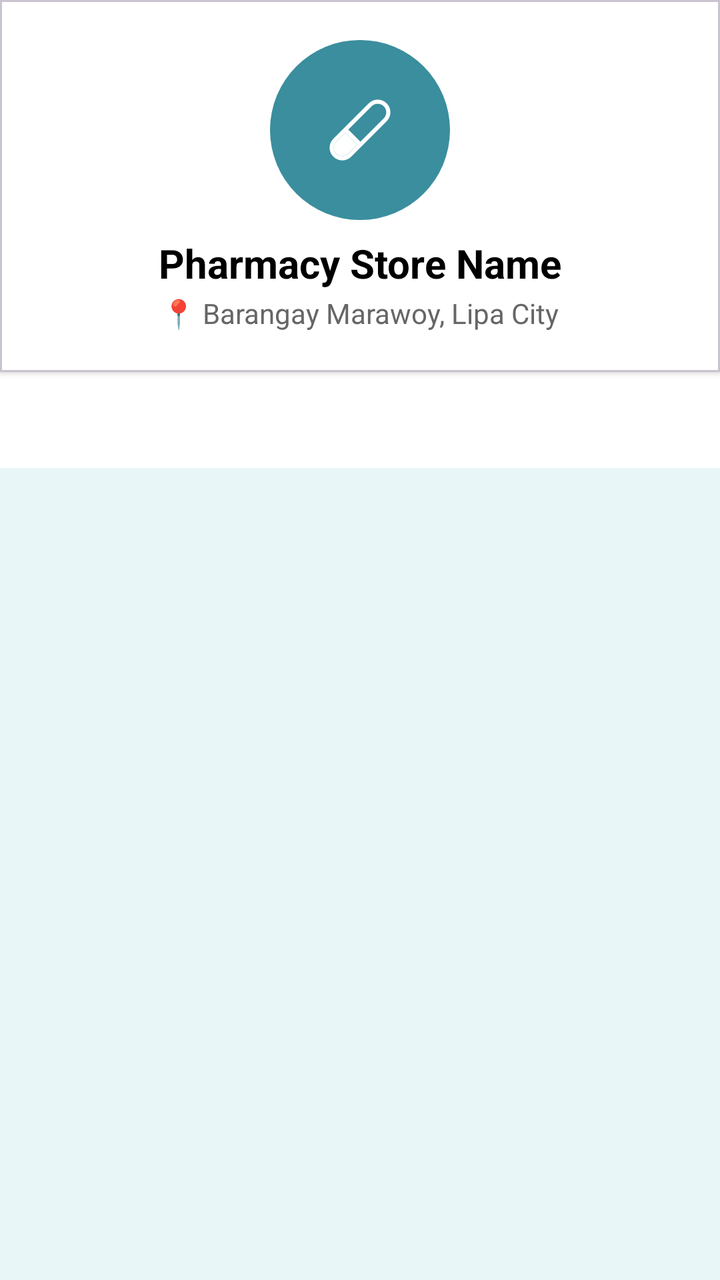
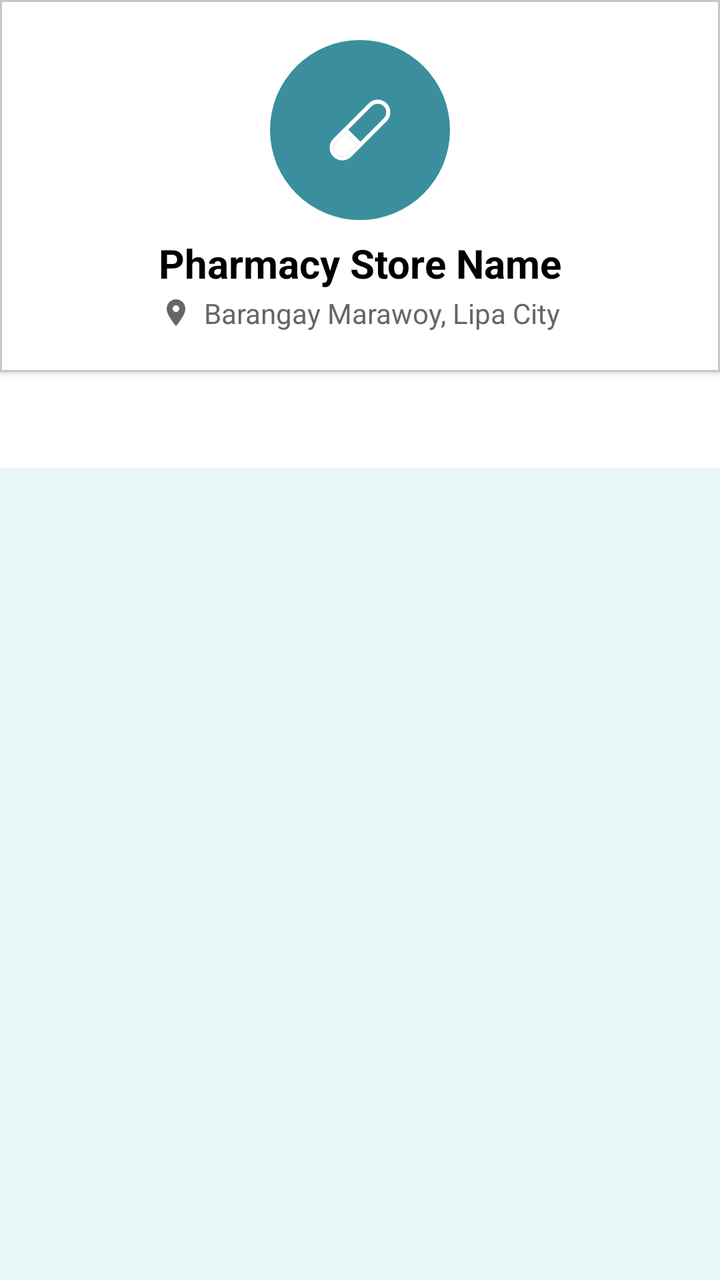

An Android layout rendered at two revisions. The XML below is the earlier revision; the diff shows what the commit changed to produce the second picture.
<!-- AndroidManifest.xml: application theme Theme.PharmaFind -->
<!-- res/layout/fragment_pharmacy_profile.xml -->
<?xml version="1.0" encoding="utf-8"?>
<LinearLayout xmlns:android="http://schemas.android.com/apk/res/android"
    xmlns:app="http://schemas.android.com/apk/res-auto"
    android:layout_width="match_parent"
    android:layout_height="match_parent"
    android:orientation="vertical"
    android:background="@color/background_light">

    
    <com.google.android.material.card.MaterialCardView
        android:layout_width="match_parent"
        android:layout_height="wrap_content"
        app:cardCornerRadius="0dp"
        app:cardElevation="2dp"
        app:cardBackgroundColor="@color/white">

        <LinearLayout
            android:layout_width="match_parent"
            android:layout_height="wrap_content"
            android:gravity="center"
            android:orientation="vertical"
            android:padding="20dp">

            
            <ImageView
                android:id="@+id/ivPharmacyProfilePicture"
                android:layout_width="90dp"
                android:layout_height="90dp"
                android:background="@drawable/circle_background"
                android:backgroundTint="@color/primary_teal"
                android:padding="20dp"
                android:src="@drawable/ic_pill_placeholder"
                app:tint="@color/white" />

            <TextView
                android:id="@+id/tvPharmacyProfileName"
                android:layout_width="wrap_content"
                android:layout_height="wrap_content"
                android:layout_marginTop="8dp"
                android:text="Pharmacy Store Name"
                android:textColor="@color/black"
                android:textSize="20sp"
                android:textStyle="bold" />

            <TextView
                android:id="@+id/tvPharmacyProfileLocation"
                android:layout_width="wrap_content"
                android:layout_height="wrap_content"
                android:layout_marginTop="2dp"
                android:text="📍 Barangay Marawoy, Lipa City"
                android:textColor="@color/text_gray"
                android:textSize="14sp" />

        </LinearLayout>
    </com.google.android.material.card.MaterialCardView>

    
    <com.google.android.material.tabs.TabLayout
        android:id="@+id/pharmacyProfileTabLayout"
        android:layout_width="match_parent"
        android:layout_height="wrap_content"
        android:background="@color/white"
        app:tabIndicatorColor="@color/primary_teal"
        app:tabSelectedTextColor="@color/primary_teal"
        app:tabTextColor="@color/text_gray" />

    
    <androidx.viewpager2.widget.ViewPager2
        android:id="@+id/pharmacyProfileViewPager"
        android:layout_width="match_parent"
        android:layout_height="match_parent" />

</LinearLayout>
<!-- resources referenced by this layout -->
<resources>
  <color name="background_light">#E8F6F8</color>
  <color name="black">#FF000000</color>
  <color name="primary_teal">#3A8E9D</color>
  <color name="text_gray">#666666</color>
  <color name="white">#FFFFFFFF</color>
  <!-- drawable circle_background (drawable) -->
  <?xml version="1.0" encoding="utf-8"?>
  <shape xmlns:android="http://schemas.android.com/apk/res/android"
      android:shape="oval">
      <solid android:color="#A0D8D8" />
  </shape>
  <!-- drawable ic_pill_placeholder (drawable) -->
  <vector xmlns:android="http://schemas.android.com/apk/res/android"
      android:width="24dp"
      android:height="24dp"
      android:viewportWidth="24"
      android:viewportHeight="24">
      <path
          android:fillColor="#FFFFFF"
          android:pathData="M18.4,5.6C17.2,4.4 15.3,4.4 14.1,5.6L5.6,14.1C4.4,15.3 4.4,17.2 5.6,18.4C6.8,19.6 8.7,19.6 9.9,18.4L18.4,9.9C19.6,8.7 19.6,6.8 18.4,5.6ZM9.2,17.7C8.4,18.5 7.1,18.5 6.3,17.7C5.5,16.9 5.5,15.6 6.3,14.8L8.5,12.6L11.4,15.5L9.2,17.7ZM17.7,9.2L12.1,14.8L9.2,11.9L14.8,6.3C15.6,5.5 16.9,5.5 17.7,6.3C18.5,7.1 18.5,8.4 17.7,9.2Z" />
      <path
          android:fillColor="#FFFF00"
          android:pathData="M9.2,17.7C8.4,18.5 7.1,18.5 6.3,17.7C5.5,16.9 5.5,15.6 6.3,14.8L8.5,12.6L11.4,15.5L9.2,17.7Z" />
  </vector>
  <style name="Theme.PharmaFind" parent="Base.Theme.PharmaFind">
          <item name="colorPrimary">@color/primary_teal</item>
          <item name="colorOnPrimary">@color/white</item>
          <item name="colorPrimaryContainer">@color/teal_container</item>
          <item name="colorOnPrimaryContainer">@color/primary_dark</item>
          <item name="colorSecondary">@color/primary_teal</item>
          <item name="colorOnSecondary">@color/white</item>
          <item name="colorSecondaryContainer">@color/teal_container</item>
          <item name="colorOnSecondaryContainer">@color/primary_dark</item>
          <item name="colorSurface">@color/white</item>
          <item name="colorOnSurface">@color/on_surface</item>
          <item name="colorSurfaceVariant">@color/surface_variant</item>
          <item name="colorOnSurfaceVariant">@color/on_surface_variant</item>
          <item name="colorOutline">@color/outline</item>
          <item name="colorSurfaceContainerLowest">@color/white</item>
          <item name="colorSurfaceContainerLow">@color/surface_container_low</item>
          <item name="colorSurfaceContainer">@color/surface_container</item>
          <item name="colorSurfaceContainerHigh">@color/surface_container_high</item>
          <item name="colorSurfaceContainerHighest">@color/surface_container_highest</item>
          
          <item name="elevationOverlayEnabled">false</item>
      </style>
  <style name="Base.Theme.PharmaFind" parent="Theme.Material3.Light.NoActionBar">
          <item name="android:forceDarkAllowed" tools:targetApi="q">false</item>
          
          
      </style>
  <color name="teal_container">#D6EEF1</color>
  <color name="primary_dark">#1F6371</color>
  <color name="on_surface">#1B1F21</color>
  <color name="surface_variant">#E3EBEC</color>
  <color name="on_surface_variant">#3F484A</color>
  <color name="outline">#6F797A</color>
  <color name="surface_container_low">#F4F8F8</color>
  <color name="surface_container">#EEF3F4</color>
  <color name="surface_container_high">#E8EEEF</color>
  <color name="surface_container_highest">#E2E9EA</color>
</resources>

<!-- the commit's change to res/layout/fragment_pharmacy_profile.xml (unified diff, before → after) -->
@@ -47,7 +47,10 @@
                 android:layout_width="wrap_content"
                 android:layout_height="wrap_content"
                 android:layout_marginTop="2dp"
-                android:text="📍 Barangay Marawoy, Lipa City"
+                android:drawablePadding="6dp"
+                android:drawableStart="@drawable/ic_location_on_16"
+                android:drawableTint="@color/text_gray"
+                android:text="Barangay Marawoy, Lipa City"
                 android:textColor="@color/text_gray"
                 android:textSize="14sp" />
 
<!-- resource entries referenced after the edit -->
@@ -11,6 +11,17 @@
       android:shape="oval">
       <solid android:color="#A0D8D8" />
   </shape>
+  <!-- drawable ic_location_on_16 (drawable) -->
+  <?xml version="1.0" encoding="utf-8"?>
+  <vector xmlns:android="http://schemas.android.com/apk/res/android"
+      android:width="16dp"
+      android:height="16dp"
+      android:viewportWidth="24"
+      android:viewportHeight="24">
+      <path
+          android:fillColor="#FF000000"
+          android:pathData="M12,2C8.13,2 5,5.13 5,9c0,5.25 7,13 7,13s7,-7.75 7,-13c0,-3.87 -3.13,-7 -7,-7zM12,11.5c-1.38,0 -2.5,-1.12 -2.5,-2.5s1.12,-2.5 2.5,-2.5 2.5,1.12 2.5,2.5 -1.12,2.5 -2.5,2.5z" />
+  </vector>
   <!-- drawable ic_pill_placeholder (drawable) -->
   <vector xmlns:android="http://schemas.android.com/apk/res/android"
       android:width="24dp"
